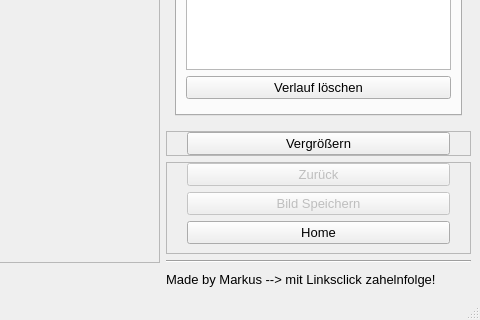
M4RKUS28/Fraktalgenerator, file mainwindow.ui: the form before one commit; both pictures show x 639 to 1119 and y 510 to 830 of the 1119 by 830 pixel window.
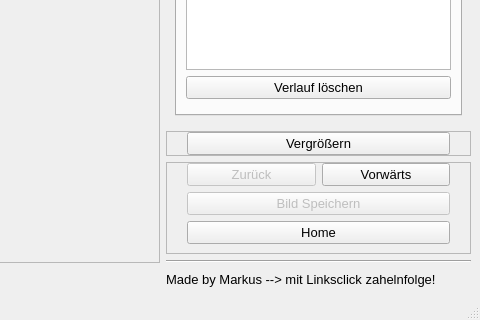
The form after the commit. The open tabs and pages were chosen to show the change. Custom widgets are drawn as their Qt base class.

```diff
--- a/mainwindow.ui
+++ b/mainwindow.ui
@@ -1458,6 +1458,8 @@
           <number>20</number>
          </property>
          <item>
+          <layout class="QHBoxLayout" name="horizontalLayout_2">
+           <item>
           <widget class="QPushButton" name="pushButton_2">
            <property name="enabled">
             <bool>false</bool>
@@ -1466,6 +1468,15 @@
             <string>Zurück</string>
            </property>
           </widget>
+           </item>
+           <item>
+            <widget class="QPushButton" name="pushButton_vor">
+             <property name="text">
+              <string>Vorwärts</string>
+             </property>
+            </widget>
+           </item>
+          </layout>
          </item>
          <item>
           <widget class="QPushButton" name="pushButtonSaveImg">
```
Left out of the diff: 9 changed lines with no effect on the pictures. Lines whose indentation alone changed are shown as unchanged.
